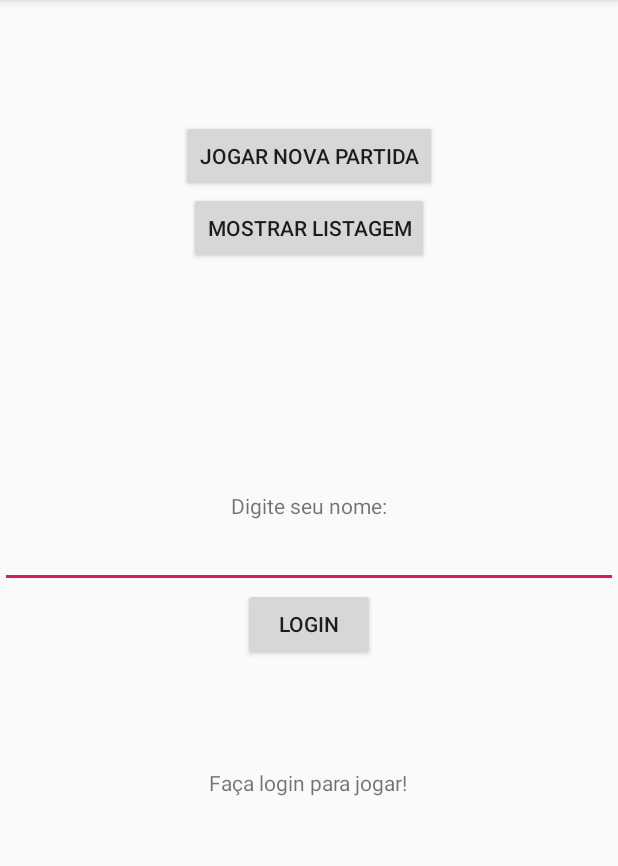
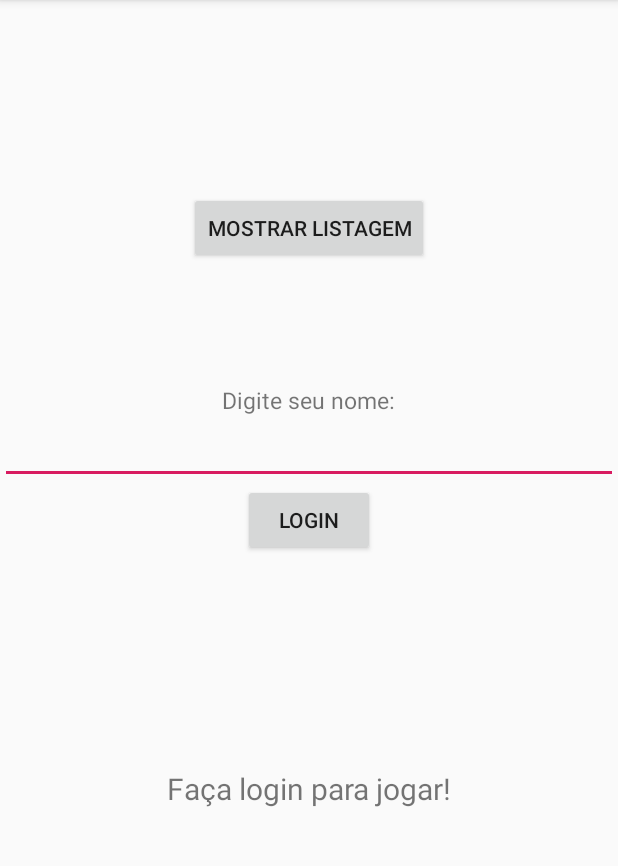
Before and after one commit to Tales313/Jogo-da-Memoria, an Android app: the screen it shows after launch (MainActivity), on a phone screen of 412 x 824 dp, the part 84-950 px from its top. Run offline under Robolectric (Android 15) with nearby library versions, the phone set to English and light mode, and no system bars.

```diff
--- a/app/src/main/res/layout/activity_main.xml
+++ b/app/src/main/res/layout/activity_main.xml
@@ -18,6 +18,7 @@
         <Button
                 android:id="@+id/mainBtJogar"
                 android:text="Jogar Nova Partida"
+                android:visibility="invisible"
                 android:layout_width="wrap_content"
                 android:layout_height="wrap_content"/>
         <Button
@@ -30,11 +31,13 @@
     <LinearLayout
             android:layout_weight="1"
             android:orientation="vertical"
-            android:gravity="center"
+            android:gravity="center_horizontal"
             android:layout_width="match_parent"
             android:layout_height="match_parent">
         <TextView
+                android:id="@+id/mainTvLogin"
                 android:text="Digite seu nome:"
+                android:textSize="15dp"
                 android:layout_width="wrap_content"
                 android:layout_height="wrap_content"/>
         <EditText
@@ -50,12 +53,20 @@
 
     <LinearLayout
             android:layout_weight="1"
+            android:orientation="vertical"
             android:gravity="center_horizontal"
             android:layout_width="match_parent"
             android:layout_height="match_parent">
         <TextView
                 android:id="@+id/mainTvMsgLogin"
                 android:text="Faça login para jogar!"
+                android:textSize="20dp"
+                android:layout_width="wrap_content"
+                android:layout_height="wrap_content"/>
+        <Button
+                android:id="@+id/mainBtLogout"
+                android:text="Logout"
+                android:visibility="invisible"
                 android:layout_width="wrap_content"
                 android:layout_height="wrap_content"/>
     </LinearLayout>
```
Also changed, not shown: app/src/main/java/com/example/jogodamemoria/MainActivity.kt (+36 -0 lines).
